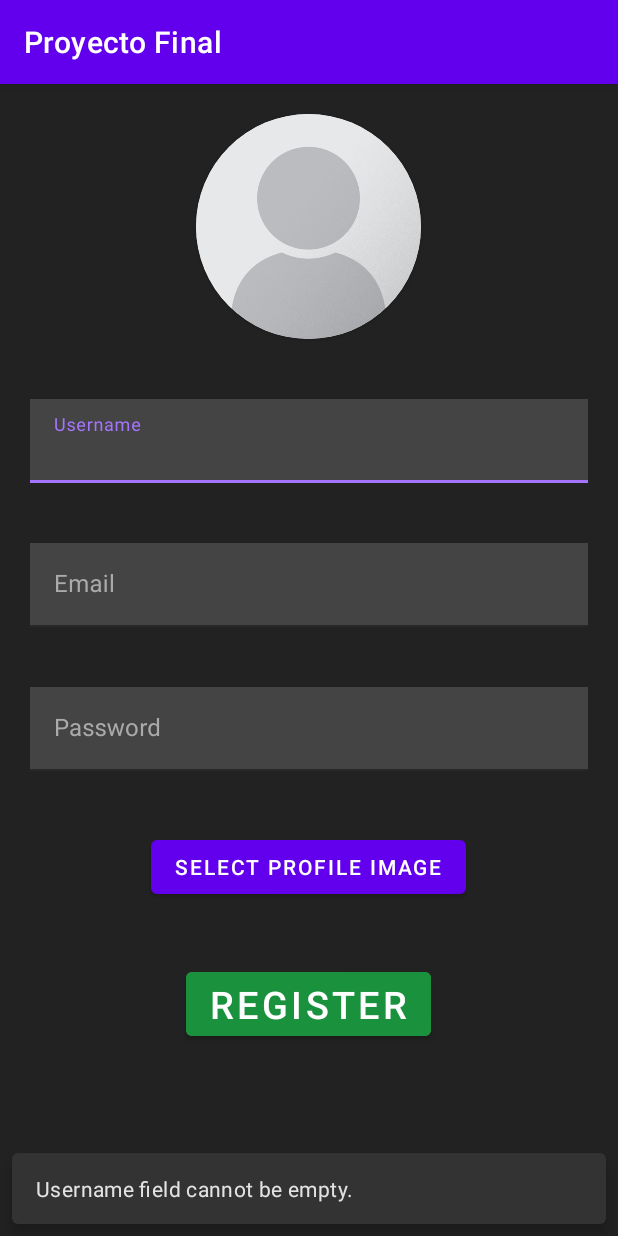
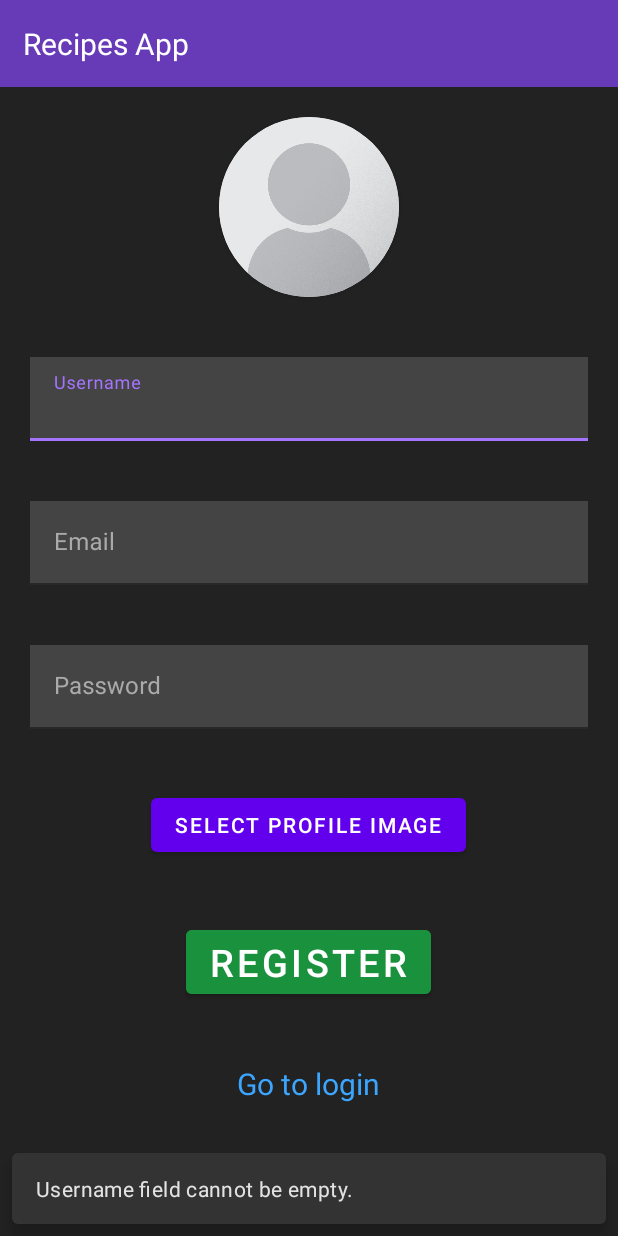
Before and after one commit to Danny-06/proyecto-final_android-recuperacion, an Android app: the screen it shows after launch (MainActivity), after a tap on "REGISTER", on a phone screen of 412 x 824 dp. Run offline under Robolectric (Android 15) with nearby library versions, the phone set to English and light mode, and no system bars; our stand-ins replace Firebase (no records; nobody signed in at launch, a user with empty details on screens opened directly), Picasso.

Commit message:
Added Custom Toolbar

```diff
--- a/app/src/main/java/com/daniel/proyectofinal/classes/Promise.kt
+++ b/app/src/main/java/com/daniel/proyectofinal/classes/Promise.kt
@@ -44,8 +44,8 @@ class Promise<T> {
             reject(this.result)
           }
           else {
-            val reason = onRejected(this.result)
-            resolve(reason)
+            val value = onRejected(this.result)
+            resolve(value)
           }
         }
 
--- a/app/src/main/java/com/daniel/proyectofinal/fragments/RecipesFragment.kt
+++ b/app/src/main/java/com/daniel/proyectofinal/fragments/RecipesFragment.kt
@@ -23,6 +23,8 @@ class RecipesFragment : Fragment() {
 
   override fun onViewCreated(view: View, savedInstanceState: Bundle?) {
     super.onViewCreated(view, savedInstanceState)
+
+
   }
 
 }
--- a/app/src/main/java/com/daniel/proyectofinal/fragments/RegisterFragment.kt
+++ b/app/src/main/java/com/daniel/proyectofinal/fragments/RegisterFragment.kt
@@ -33,7 +33,21 @@ class RegisterFragment : Fragment() {
     super.onViewCreated(view, savedInstanceState)
 
     this.binding.changeProfileImageBtn.setOnClickListener({
+      this.selectProfileImage()
+    })
 
+    this.binding.registerBtn.setOnClickListener({
+      this.register()
+    })
+
+    this.binding.goToLogin.setOnClickListener({
+      this.activity.goToFragment(LoginFragment())
+    })
+  }
+
+  // Functions
+
+  fun selectProfileImage() {
     this.activity.selectFile("image/*")
     .then({ fileSystemUri ->
       if (fileSystemUri == null) return@then Promise.reject(null)
@@ -44,27 +58,26 @@ class RegisterFragment : Fragment() {
       this.userImage = imgUri.toString()
       Picasso.get().load(this.userImage).into(this.binding.profileImage)
     })
+  }
 
-    })
-
-    this.binding.registerBtn.setOnClickListener({
+  fun register() {
     val userName = this.binding.userName.editText?.text.toString().trim()
     val email    = this.binding.email.editText?.text.toString().trim()
     val password = this.binding.password.editText?.text.toString()
 
     if (userName.isEmpty()) {
       this.activity.snackbar("Username field cannot be empty.")
-        return@setOnClickListener
+      return
     }
 
     if (email.isEmpty()) {
       this.activity.snackbar("Email field cannot be empty.")
-        return@setOnClickListener
+      return
     }
 
     if (password.isEmpty()) {
       this.activity.snackbar("Password field cannot be empty.")
-        return@setOnClickListener
+      return
     }
 
     this.activity.register(email, password)
@@ -83,8 +96,6 @@ class RegisterFragment : Fragment() {
         this.activity.goToFragment(RecipesFragment())
       }
     }
-    }) // this.binding.registerBtn.setOnClickListener
-
   }
 
 }
--- a/app/src/main/res/layout/activity_main.xml
+++ b/app/src/main/res/layout/activity_main.xml
@@ -1,12 +1,15 @@
 <?xml version="1.0" encoding="utf-8"?>
-<FrameLayout xmlns:android="http://schemas.android.com/apk/res/android"
+<LinearLayout xmlns:android="http://schemas.android.com/apk/res/android"
     xmlns:app="http://schemas.android.com/apk/res-auto"
     xmlns:tools="http://schemas.android.com/tools"
     android:layout_width="match_parent"
     android:layout_height="match_parent"
     tools:context=".MainActivity"
     android:background="@color/MainActivityBG"
+    android:orientation="vertical"
 >
+
+    <include layout="@layout/toolbar" />
 
     <androidx.fragment.app.FragmentContainerView
         android:id="@+id/nav_host_fragment_content_main"
@@ -16,4 +19,4 @@
         app:defaultNavHost="true"
     />
 
-</FrameLayout>
+</LinearLayout>
--- a/app/src/main/res/layout/fragment_recipes.xml
+++ b/app/src/main/res/layout/fragment_recipes.xml
@@ -1,9 +1,11 @@
 <?xml version="1.0" encoding="utf-8"?>
-<FrameLayout xmlns:android="http://schemas.android.com/apk/res/android"
+<FrameLayout
+    xmlns:android="http://schemas.android.com/apk/res/android"
     xmlns:tools="http://schemas.android.com/tools"
     android:layout_width="match_parent"
     android:layout_height="match_parent"
     tools:context=".fragments.RecipesFragment"
+    android:background="@color/MainActivityBG"
 >
 
     <TextView
--- a/app/src/main/res/layout/fragment_register.xml
+++ b/app/src/main/res/layout/fragment_register.xml
@@ -15,14 +15,14 @@
     <androidx.cardview.widget.CardView
         android:layout_width="wrap_content"
         android:layout_height="wrap_content"
-        app:cardCornerRadius="75dp"
+        app:cardCornerRadius="60dp"
         android:layout_gravity="center"
     >
 
         <ImageView
             android:id="@+id/profileImage"
-            android:layout_width="150dp"
-            android:layout_height="150dp"
+            android:layout_width="120dp"
+            android:layout_height="120dp"
             android:scaleType="centerCrop"
             android:src="@drawable/user_placeholder"
         />
@@ -108,4 +108,14 @@
         android:backgroundTint="@color/button_register_color"
     />
 
+    <TextView
+        android:id="@+id/goToLogin"
+        android:layout_width="wrap_content"
+        android:layout_height="wrap_content"
+        android:text="Go to login"
+        android:textSize="20sp"
+        android:textColor="#3CA6FF"
+        android:layout_gravity="center"
+    />
+
 </LinearLayout>
--- /dev/null
+++ b/app/src/main/res/layout/toolbar.xml
@@ -0,0 +1,17 @@
+<?xml version="1.0" encoding="utf-8"?>
+<LinearLayout xmlns:android="http://schemas.android.com/apk/res/android"
+    android:layout_width="match_parent"
+    android:layout_height="wrap_content"
+    android:orientation="horizontal"
+    android:background="#673AB7"
+    android:padding="15dp"
+>
+
+    <TextView
+        android:layout_width="wrap_content"
+        android:layout_height="wrap_content"
+        android:text="Recipes App"
+        android:textSize="20sp"
+    />
+
+</LinearLayout>
--- a/app/src/main/res/values/themes.xml
+++ b/app/src/main/res/values/themes.xml
@@ -1,6 +1,6 @@
 <resources xmlns:tools="http://schemas.android.com/tools">
     <!-- Base application theme. -->
-    <style name="Theme.ProyectoFinal" parent="Theme.MaterialComponents.Light.DarkActionBar">
+    <style name="Theme.ProyectoFinal" parent="Theme.MaterialComponents.Light.NoActionBar">
         <item name="android:forceDarkAllowed">false</item>
 
         <item name="android:textColor">#FFF</item>
```
Also changed, not shown: app/src/main/java/com/daniel/proyectofinal/MainActivity.kt (+50 -8 lines), app/src/main/java/com/daniel/proyectofinal/fragments/LoginFragment.kt (+13 -3 lines), app/src/main/res/layout/fragment_login.xml (+13 -2 lines). Lines whose indentation alone changed are shown as unchanged.
